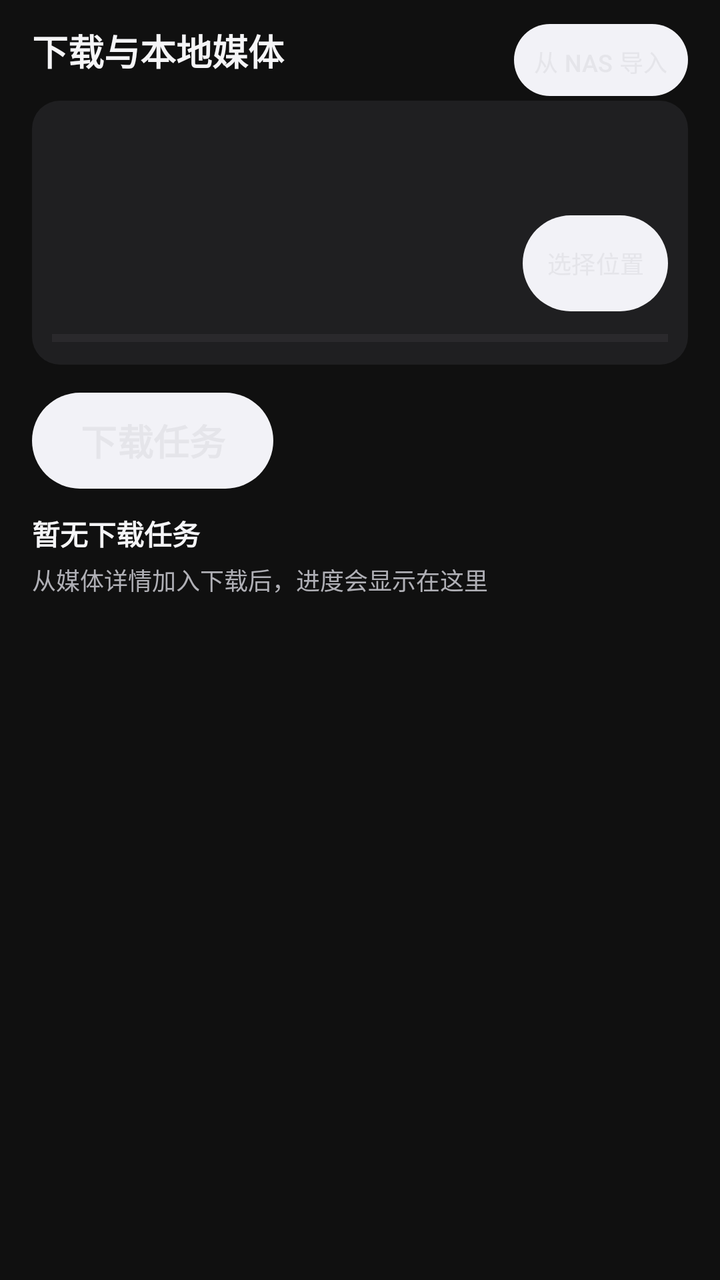
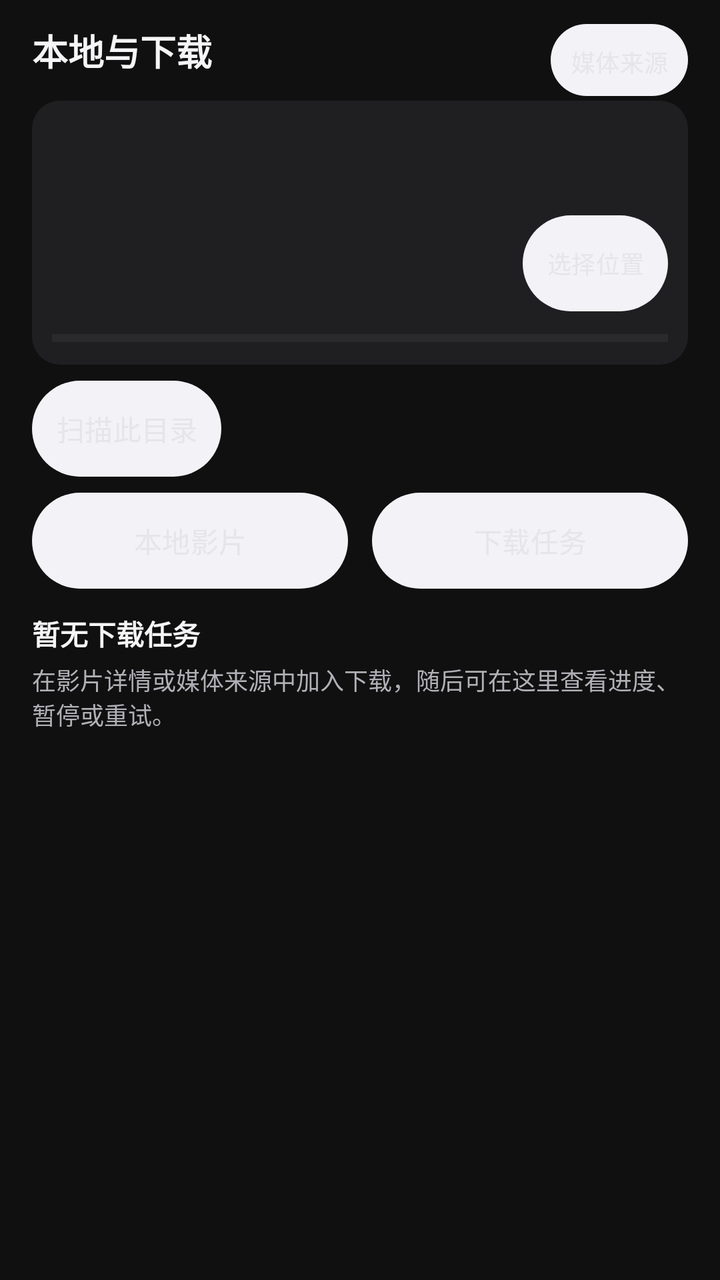

Two renders of the same Android screen: before a commit and after it. Below are the layout's source before the change and the commit's diff.
<!-- AndroidManifest.xml: another module's application theme Theme.YuanBaoTv -->
<!-- res/layout/activity_downloads.xml -->
<?xml version="1.0" encoding="utf-8"?>
<androidx.constraintlayout.widget.ConstraintLayout xmlns:android="http://schemas.android.com/apk/res/android"
    xmlns:app="http://schemas.android.com/apk/res-auto"
    android:layout_width="match_parent"
    android:layout_height="match_parent"
    android:background="@color/tv_bg_dark"
    android:paddingStart="@dimen/feature_res_spacing_medium"
    android:paddingTop="12dp"
    android:paddingEnd="@dimen/feature_res_spacing_medium">

    <TextView android:id="@+id/tv_title" android:layout_width="0dp" android:layout_height="wrap_content" android:ellipsize="end" android:maxLines="1" android:text="@string/title_downloads" android:textColor="@color/tv_text_primary" android:textSize="@dimen/phone_download_title_size" android:textStyle="bold" app:layout_constraintEnd_toStartOf="@id/btn_import_nas" app:layout_constraintStart_toStartOf="parent" app:layout_constraintTop_toTopOf="parent" />
    <Button android:id="@+id/btn_import_nas" android:layout_width="wrap_content" android:layout_height="36dp" android:background="@drawable/bg_tv_button_focus" android:backgroundTint="@null" android:minWidth="0dp" android:paddingHorizontal="10dp" android:text="@string/btn_import_nas" android:textColor="@color/tv_button_text" android:textSize="@dimen/ui_text_caption" app:layout_constraintEnd_toEndOf="parent" app:layout_constraintTop_toTopOf="parent" />

    <androidx.constraintlayout.widget.ConstraintLayout
        android:id="@+id/card_storage_info"
        android:layout_width="0dp"
        android:layout_height="wrap_content"
        android:layout_marginTop="12dp"
        android:background="@drawable/bg_glass_card"
        android:minHeight="@dimen/phone_download_storage_height"
        android:padding="10dp"
        app:layout_constraintEnd_toEndOf="parent"
        app:layout_constraintStart_toStartOf="parent"
        app:layout_constraintTop_toBottomOf="@id/tv_title">
        <TextView android:id="@+id/tv_storage_label" android:layout_width="0dp" android:layout_height="wrap_content" android:ellipsize="end" android:maxLines="3" android:textColor="@color/tv_text_primary" android:textSize="@dimen/ui_text_body" android:textStyle="bold" app:layout_constraintEnd_toEndOf="parent" app:layout_constraintStart_toStartOf="parent" app:layout_constraintTop_toTopOf="parent" />
        <TextView android:id="@+id/tv_storage_capacity" android:layout_width="0dp" android:layout_height="wrap_content" android:layout_marginTop="4dp" android:ellipsize="end" android:maxLines="1" android:textColor="@color/tv_text_tertiary" android:textSize="@dimen/ui_text_caption" app:layout_constraintEnd_toEndOf="parent" app:layout_constraintStart_toStartOf="parent" app:layout_constraintTop_toBottomOf="@id/tv_storage_label" />
        <Button android:id="@+id/btn_select_storage" android:layout_width="wrap_content" android:layout_height="wrap_content" android:layout_marginTop="@dimen/feature_res_spacing_small" android:background="@drawable/bg_tv_button_focus" android:minHeight="48dp" android:minWidth="0dp" android:paddingHorizontal="12dp" android:text="@string/storage_select_target" android:textColor="@color/tv_button_text" android:textSize="@dimen/ui_text_caption" app:layout_constraintEnd_toEndOf="parent" app:layout_constraintTop_toBottomOf="@id/tv_storage_capacity" />
        <ProgressBar android:id="@+id/pb_storage" style="?android:attr/progressBarStyleHorizontal" android:layout_width="0dp" android:layout_height="6dp" android:layout_marginTop="10dp" android:max="100" android:progressTint="@color/tv_accent_cyan" app:layout_constraintBottom_toBottomOf="parent" app:layout_constraintEnd_toEndOf="parent" app:layout_constraintStart_toStartOf="parent" app:layout_constraintTop_toBottomOf="@id/btn_select_storage" />
    </androidx.constraintlayout.widget.ConstraintLayout>

    <Button android:id="@+id/tv_label_downloading" android:layout_width="wrap_content" android:layout_height="wrap_content" android:layout_marginTop="@dimen/phone_download_section_margin" android:text="@string/section_downloading" android:textColor="@color/tv_button_text" android:textSize="@dimen/ui_text_section" android:textStyle="bold" app:layout_constraintStart_toStartOf="parent" app:layout_constraintTop_toBottomOf="@id/card_storage_info"  android:minHeight="48dp" android:background="@drawable/bg_tv_button_focus" />

    <LinearLayout
        android:id="@+id/layout_download_tasks_empty"
        android:layout_width="0dp"
        android:layout_height="wrap_content"
        android:layout_marginTop="12dp"
        android:orientation="vertical"
        app:layout_constraintEnd_toEndOf="parent"
        app:layout_constraintStart_toStartOf="parent"
        app:layout_constraintTop_toBottomOf="@id/tv_label_downloading">
        <TextView
            android:layout_width="match_parent"
            android:layout_height="wrap_content"
            android:ellipsize="end"
            android:maxLines="1"
            android:id="@+id/tv_cache_empty_title" android:text="@string/downloads_empty_title"
            android:textColor="@color/tv_text_primary"
            android:textSize="@dimen/ui_text_body"
            android:textStyle="bold" />
        <TextView
            android:layout_width="match_parent"
            android:layout_height="wrap_content"
            android:layout_marginTop="4dp"
            android:ellipsize="end"
            android:maxLines="2"
            android:id="@+id/tv_cache_empty_message" android:text="@string/downloads_empty_message"
            android:textColor="@color/tv_text_secondary"
            android:textSize="@dimen/ui_text_caption" />
    </LinearLayout>

    <androidx.recyclerview.widget.RecyclerView
        android:id="@+id/rv_download_tasks"
        android:layout_width="0dp"
        android:layout_height="0dp"
        android:layout_marginTop="@dimen/feature_res_spacing_small"
        android:clipToPadding="false"
        android:paddingBottom="@dimen/feature_res_spacing_medium"
        android:scrollbars="none"
        app:layoutManager="androidx.recyclerview.widget.LinearLayoutManager"
        app:layout_constraintBottom_toBottomOf="parent"
        app:layout_constraintEnd_toEndOf="parent"
        app:layout_constraintStart_toStartOf="parent"
        app:layout_constraintTop_toBottomOf="@id/tv_label_downloading" />

</androidx.constraintlayout.widget.ConstraintLayout>
<!-- resources referenced by this layout -->
<resources>
  <color name="tv_accent_cyan">#F2F2F7</color>
  <color name="tv_bg_dark">#101010</color>
  <color name="tv_text_primary">#F5F5F7</color>
  <color name="tv_text_secondary">#B0B0B6</color>
  <color name="tv_text_tertiary">#929298</color>
  <dimen name="feature_res_spacing_medium">16dp</dimen>
  <dimen name="feature_res_spacing_small">8dp</dimen>
  <dimen name="phone_download_section_margin">14dp</dimen>
  <dimen name="phone_download_storage_height">132dp</dimen>
  <dimen name="phone_download_title_size">18sp</dimen>
  <dimen name="ui_text_body">14sp</dimen>
  <dimen name="ui_text_caption">12sp</dimen>
  <dimen name="ui_text_section">18sp</dimen>
  <!-- drawable bg_glass_card (drawable) -->
  <?xml version="1.0" encoding="utf-8"?>
  <shape xmlns:android="http://schemas.android.com/apk/res/android"
      android:shape="rectangle">
      <solid android:color="@color/tv_bg_glass" />
      <corners android:radius="14dp" />
  </shape>
  <!-- drawable bg_tv_button_focus: vector/xml drawable (drawable, 6630 chars, omitted) -->
  <string name="btn_import_nas">从 NAS 导入</string>
  <string name="downloads_empty_message">从媒体详情加入下载后，进度会显示在这里</string>
  <string name="downloads_empty_title">暂无下载任务</string>
  <string name="section_downloading">下载任务</string>
  <string name="storage_select_target">选择位置</string>
  <string name="title_downloads">下载与本地媒体</string>
  <style name="Theme.YuanBaoTv" parent="Theme.Material3.DayNight.NoActionBar">
          <item name="colorPrimary">@color/primary</item>
          <item name="colorOnPrimary">@color/on_primary</item>
          <item name="colorSecondary">@color/tv_accent_gold</item>
          <item name="colorSurface">@color/tv_bg_dark</item>
          <item name="colorOnSurface">@color/tv_text_primary</item>
          <item name="colorSurfaceVariant">@color/tv_bg_card</item>
          <item name="colorOnSurfaceVariant">@color/tv_text_secondary</item>
          <item name="android:statusBarColor">@android:color/transparent</item>
          <item name="android:navigationBarColor">@android:color/transparent</item>
          <item name="android:windowLightStatusBar">false</item>
          <item name="android:windowBackground">@color/tv_bg_dark</item>
          <item name="buttonStyle">@style/Widget.YuanBaoTv.Button</item>
      </style>
  <color name="tv_bg_glass">#CC242426</color>
  <color name="primary">#F2F2F7</color>
  <color name="on_primary">#171719</color>
  <color name="tv_accent_gold">#B0B0B6</color>
  <color name="tv_bg_card">#1C1C1E</color>
  <style name="Widget.YuanBaoTv.Button" parent="android:Widget.Button">
          <item name="android:backgroundTint">@null</item>
          <item name="android:textAllCaps">false</item>
          <item name="android:minHeight">@dimen/ui_action_min_height</item>
          <item name="android:paddingStart">20dp</item>
          <item name="android:paddingEnd">20dp</item>
          <item name="android:drawablePadding">8dp</item>
          <item name="android:textColor">@color/tv_button_text</item>
          <item name="android:textSize">@dimen/ui_text_action</item>
          <item name="android:fontFamily">sans-serif-medium</item>
          <item name="android:background">@drawable/bg_tv_button_focus</item>
      </style>
  <dimen name="ui_action_min_height">48dp</dimen>
  <dimen name="ui_text_action">14sp</dimen>
</resources>

<!-- the commit's change to res/layout/activity_downloads.xml (unified diff, before → after) -->
@@ -28,7 +28,13 @@
         <ProgressBar android:id="@+id/pb_storage" style="?android:attr/progressBarStyleHorizontal" android:layout_width="0dp" android:layout_height="6dp" android:layout_marginTop="10dp" android:max="100" android:progressTint="@color/tv_accent_cyan" app:layout_constraintBottom_toBottomOf="parent" app:layout_constraintEnd_toEndOf="parent" app:layout_constraintStart_toStartOf="parent" app:layout_constraintTop_toBottomOf="@id/btn_select_storage" />
     </androidx.constraintlayout.widget.ConstraintLayout>
 
-    <Button android:id="@+id/tv_label_downloading" android:layout_width="wrap_content" android:layout_height="wrap_content" android:layout_marginTop="@dimen/phone_download_section_margin" android:text="@string/section_downloading" android:textColor="@color/tv_button_text" android:textSize="@dimen/ui_text_section" android:textStyle="bold" app:layout_constraintStart_toStartOf="parent" app:layout_constraintTop_toBottomOf="@id/card_storage_info"  android:minHeight="48dp" android:background="@drawable/bg_tv_button_focus" />
+    <LinearLayout android:id="@+id/download_sections" android:layout_width="match_parent" android:layout_height="wrap_content" android:layout_marginTop="8dp" android:orientation="vertical" android:clipChildren="false" android:clipToPadding="false" app:layout_constraintStart_toStartOf="parent" app:layout_constraintTop_toBottomOf="@id/card_storage_info" app:layout_constraintEnd_toEndOf="parent">
+ <Button android:id="@+id/btn_scan_local" android:layout_width="wrap_content" android:layout_height="wrap_content"  android:minHeight="48dp" android:minWidth="0dp" android:paddingHorizontal="12dp" android:paddingVertical="8dp" android:text="@string/storage_scan_now" android:textAllCaps="false" android:maxLines="2" android:ellipsize="end" android:textSize="@dimen/ui_text_action" android:textColor="@color/tv_button_text" android:background="@drawable/bg_tv_button_focus" android:focusable="true" />
+ <LinearLayout android:layout_width="match_parent" android:layout_height="wrap_content" android:layout_marginTop="8dp" android:orientation="horizontal" android:clipChildren="false" android:clipToPadding="false">
+ <Button android:id="@+id/tv_label_downloading" android:layout_width="0dp" android:layout_height="wrap_content" android:layout_weight="1" android:minHeight="48dp" android:minWidth="0dp" android:paddingHorizontal="12dp" android:paddingVertical="8dp" android:text="@string/downloads_local_tab" android:textAllCaps="false" android:maxLines="2" android:ellipsize="end" android:textSize="@dimen/ui_text_action" android:textColor="@color/tv_button_text" android:background="@drawable/bg_tv_button_focus" android:focusable="true" />
+ <Space android:layout_width="12dp" android:layout_height="1dp" />
+ <Button android:id="@+id/btn_download_tasks" android:layout_width="0dp" android:layout_height="wrap_content" android:layout_weight="1" android:minHeight="48dp" android:minWidth="0dp" android:paddingHorizontal="12dp" android:paddingVertical="8dp" android:text="@string/downloads_tasks_tab" android:textAllCaps="false" android:maxLines="2" android:ellipsize="end" android:textSize="@dimen/ui_text_action" android:textColor="@color/tv_button_text" android:background="@drawable/bg_tv_button_focus" android:focusable="true" />
+ </LinearLayout></LinearLayout>
 
     <LinearLayout
         android:id="@+id/layout_download_tasks_empty"
@@ -38,7 +44,7 @@
         android:orientation="vertical"
         app:layout_constraintEnd_toEndOf="parent"
         app:layout_constraintStart_toStartOf="parent"
-        app:layout_constraintTop_toBottomOf="@id/tv_label_downloading">
+        app:layout_constraintTop_toBottomOf="@id/download_sections">
         <TextView
             android:layout_width="match_parent"
             android:layout_height="wrap_content"
@@ -71,6 +77,6 @@
         app:layout_constraintBottom_toBottomOf="parent"
         app:layout_constraintEnd_toEndOf="parent"
         app:layout_constraintStart_toStartOf="parent"
-        app:layout_constraintTop_toBottomOf="@id/tv_label_downloading" />
+        app:layout_constraintTop_toBottomOf="@id/download_sections" />
 
 </androidx.constraintlayout.widget.ConstraintLayout>
<!-- resource entries referenced after the edit -->
@@ -7,12 +7,10 @@
   <color name="tv_text_tertiary">#929298</color>
   <dimen name="feature_res_spacing_medium">16dp</dimen>
   <dimen name="feature_res_spacing_small">8dp</dimen>
-  <dimen name="phone_download_section_margin">14dp</dimen>
   <dimen name="phone_download_storage_height">132dp</dimen>
   <dimen name="phone_download_title_size">18sp</dimen>
   <dimen name="ui_text_body">14sp</dimen>
   <dimen name="ui_text_caption">12sp</dimen>
-  <dimen name="ui_text_section">18sp</dimen>
   <!-- drawable bg_glass_card (drawable) -->
   <?xml version="1.0" encoding="utf-8"?>
   <shape xmlns:android="http://schemas.android.com/apk/res/android"
@@ -21,12 +19,14 @@
       <corners android:radius="14dp" />
   </shape>
   <!-- drawable bg_tv_button_focus: vector/xml drawable (drawable, 6630 chars, omitted) -->
-  <string name="btn_import_nas">从 NAS 导入</string>
-  <string name="downloads_empty_message">从媒体详情加入下载后，进度会显示在这里</string>
+  <string name="btn_import_nas">媒体来源</string>
+  <string name="downloads_empty_message">在影片详情或媒体来源中加入下载，随后可在这里查看进度、暂停或重试。</string>
   <string name="downloads_empty_title">暂无下载任务</string>
-  <string name="section_downloading">下载任务</string>
+  <string name="downloads_local_tab">本地影片</string>
+  <string name="downloads_tasks_tab">下载任务</string>
+  <string name="storage_scan_now">扫描此目录</string>
   <string name="storage_select_target">选择位置</string>
-  <string name="title_downloads">下载与本地媒体</string>
+  <string name="title_downloads">本地与下载</string>
   <style name="Theme.YuanBaoTv" parent="Theme.Material3.DayNight.NoActionBar">
           <item name="colorPrimary">@color/primary</item>
           <item name="colorOnPrimary">@color/on_primary</item>
